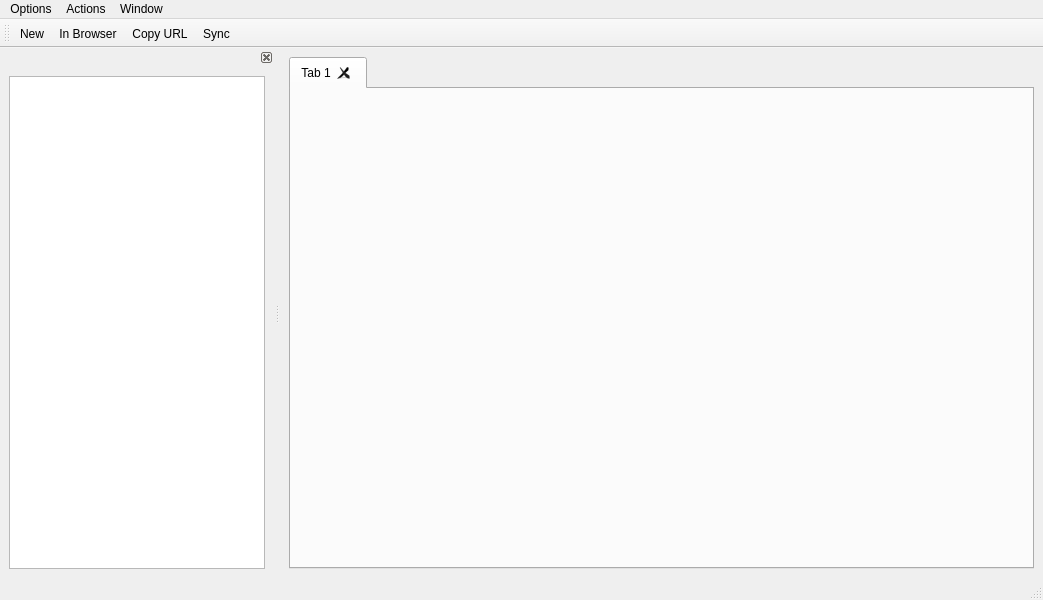
Qt form qml/mainwindow.ui (arsham/gistflow) before a commit.
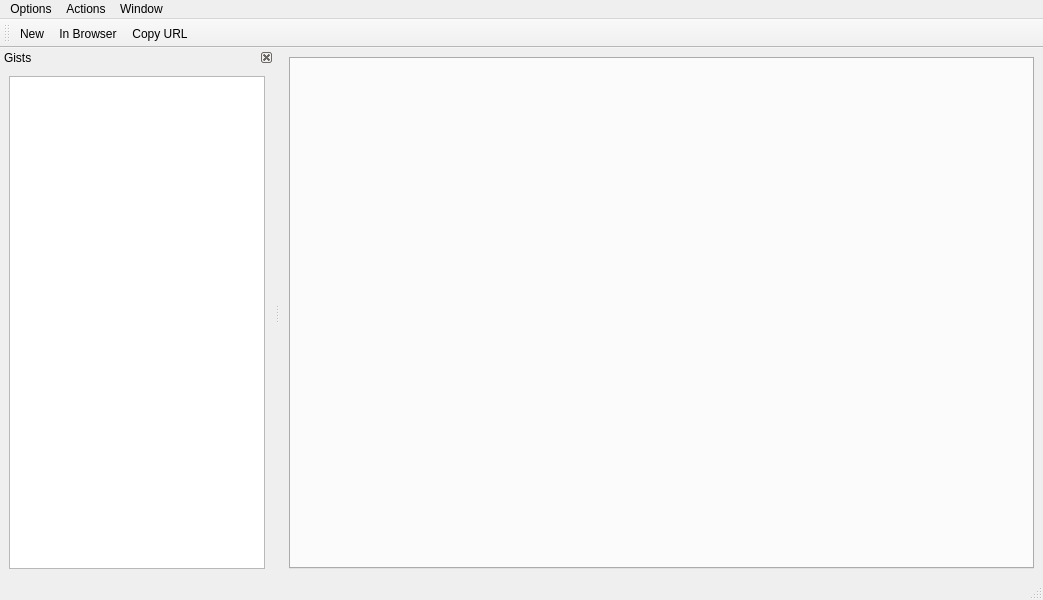
The same form after that commit.

```diff
--- a/qml/mainwindow.ui
+++ b/qml/mainwindow.ui
@@ -26,11 +26,6 @@
       <property name="movable">
        <bool>true</bool>
       </property>
-      <widget class="QWidget" name="tab">
-       <attribute name="title">
-        <string>Tab 1</string>
-       </attribute>
-      </widget>
      </widget>
     </item>
    </layout>
@@ -86,7 +81,7 @@
     <set>Qt::LeftDockWidgetArea|Qt::RightDockWidgetArea</set>
    </property>
    <property name="windowTitle">
-    <string/>
+    <string>Gists</string>
    </property>
    <attribute name="dockWidgetArea">
     <number>1</number>
@@ -139,7 +134,6 @@
    <addaction name="actionNew"/>
    <addaction name="actionInBrowser"/>
    <addaction name="actionCopyURL"/>
-   <addaction name="actionSync"/>
   </widget>
   <action name="actionQuit">
    <property name="text">
```
Left out of the diff: 2 changed lines with no effect on the pictures.
